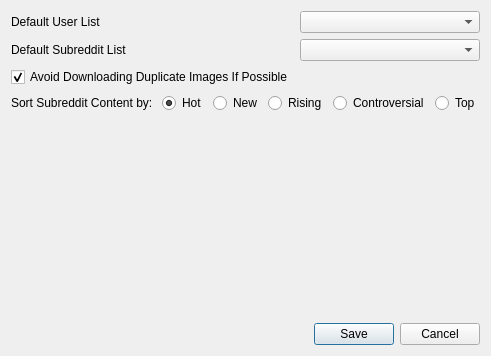
First picture: the form in settings.ui, repository NSchrading/redditDataExtractor, before the edit.
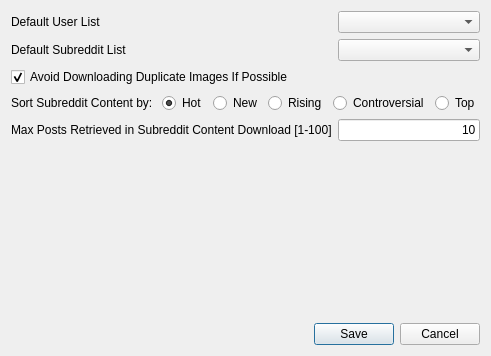
Second picture: the form after the edit.

Commit message: Can now gather subreddit content. Possibly write better comment gathering code to display in a hierarchy of replies.

What changed in the file:
```diff
--- a/settings.ui
+++ b/settings.ui
@@ -104,6 +104,26 @@
        </item>
       </layout>
      </item>
+     <item row="4" column="0">
+      <widget class="QLabel" name="label_2">
+       <property name="text">
+        <string>Max Posts Retrieved in Subreddit Content Download [1-100]</string>
+       </property>
+      </widget>
+     </item>
+     <item row="4" column="1">
+      <widget class="QLineEdit" name="subLimitTextEdit">
+       <property name="text">
+        <string>10</string>
+       </property>
+       <property name="cursorPosition">
+        <number>2</number>
+       </property>
+       <property name="alignment">
+        <set>Qt::AlignRight|Qt::AlignTrailing|Qt::AlignVCenter</set>
+       </property>
+      </widget>
+     </item>
     </layout>
    </item>
    <item>
```
The commit also changes 5 other files.
